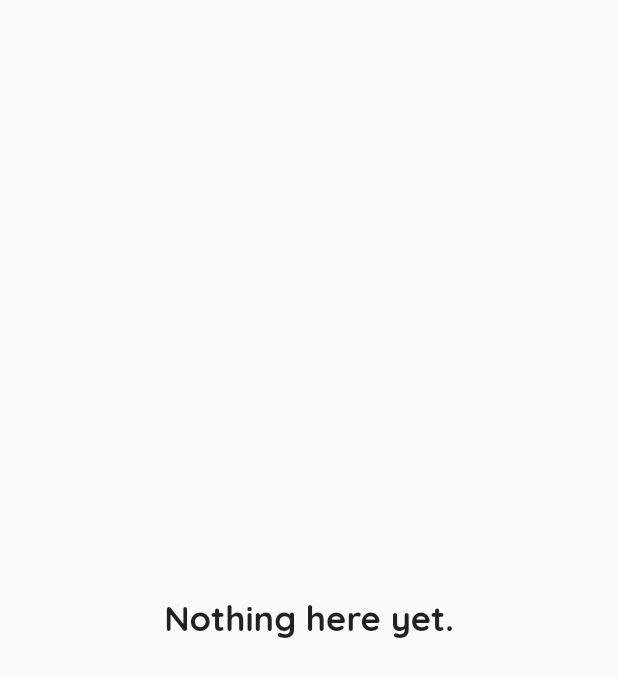
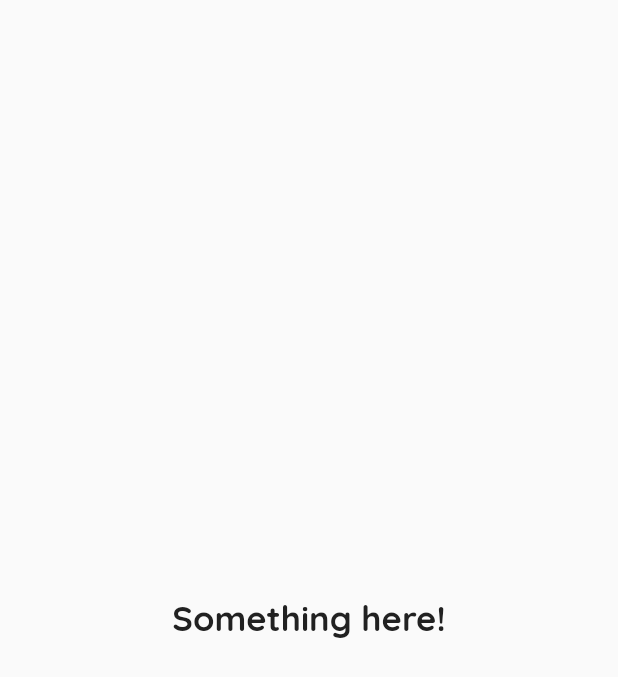
Before and after one commit to william-herring/cloudvision, a Flutter app: the CollectionScreenContent screen opened directly, on a phone screen of 412 x 824 dp. Shown: the top 677 px of the screen. Run offline on Flutter 3.47's test engine with Material 2 defaults, Android fonts, the phone set to English and light mode, and no system bars; our stand-ins replace camera, google_fonts; missing offline and left inert: tflite.

Commit message:
started implementation of saving clouds function

```diff
--- a/lib/main.dart
+++ b/lib/main.dart
@@ -6,6 +6,7 @@ import 'package:camera/camera.dart';
 import 'screens/cloud-info.dart';
 
 CameraDescription cam;
+var savedCloudData = [];
 
 Future<void> main() async {
   WidgetsFlutterBinding.ensureInitialized();
--- a/lib/screens/collections.dart
+++ b/lib/screens/collections.dart
@@ -66,10 +66,14 @@ class CollectionScreenContent extends StatefulWidget {
 }
 
 class _CollectionScreenContentState extends State<CollectionScreenContent> {
+  var _collectedCloudData = savedCloudData;
+
   Widget build(BuildContext context) {
     return Scaffold(
-        body: Center(
+        body: savedCloudData.length < 0 ? Center(
           child: titleText(Color(0xFF212121), "Nothing here yet."),
+        ) : Center(
+          child: titleText(Color(0xFF212121), "Something here!"),
         )
     );
   }
```
Also changed, not shown: lib/screens/cloud-info.dart (+21 -3 lines).
